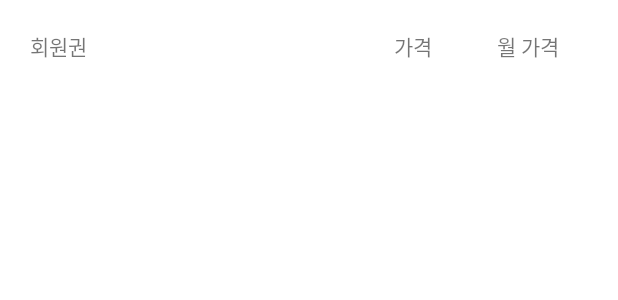
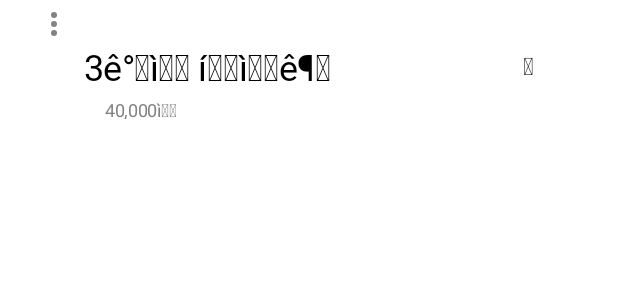
Before and after one commit to Ajou-Capston-09-HELPT/Android_Manager, an Android app: the layout item_membership.xml on its own in the app's theme, with its tools: preview values and no code run, on a phone screen of 412 x 824 dp. Shown: the top 300 px of the screen. Run offline under Robolectric (Android 15) with nearby library versions, the phone set to English and light mode, and no system bars.

Commit message:
:lipstick: UI 수정중

```diff
--- a/app/build.gradle
+++ b/app/build.gradle
@@ -58,7 +58,7 @@ dependencies {
     implementation(platform("com.squareup.okhttp3:okhttp-bom:4.10.0"))
     implementation("com.squareup.okhttp3:okhttp")
     implementation("com.squareup.okhttp3:logging-interceptor")
-  //  implementation files('libs/com.skt.Tmap_1.75.jar')
+    implementation files('libs/com.skt.Tmap_1.75.jar') //build 오류로 임시 주석처리
 
     //Retrofit
     def retrofit_version = "2.9.0"
--- a/app/src/main/java/com/ajou/helptmanager/Membership/MembershipAdapter.kt
+++ b/app/src/main/java/com/ajou/helptmanager/Membership/MembershipAdapter.kt
@@ -11,9 +11,9 @@ class MembershipAdapter(private val membershipList: List<Membership>) :
     RecyclerView.Adapter<MembershipAdapter.MembershipViewHolder>() {
 
     class MembershipViewHolder(view: View) : RecyclerView.ViewHolder(view) {
-        val title: TextView = view.findViewById(R.id.textViewTitle)
-        val price: TextView = view.findViewById(R.id.textViewPrice)
-        val month_price: TextView = view.findViewById(R.id.textViewMonthPrice)
+        val title: TextView = view.findViewById(R.id.textViewMembershipTitle)
+        val price: TextView = view.findViewById(R.id.textViewMembershipPrice)
+        val month_price: TextView = view.findViewById(R.id.textViewMembershipMonthPrice)
     }
 
     override fun onCreateViewHolder(parent: ViewGroup, viewType: Int): MembershipViewHolder {
--- /dev/null
+++ b/app/src/main/java/com/ajou/helptmanager/MembershipFragment.kt
@@ -0,0 +1,59 @@
+package com.ajou.helptmanager
+
+import android.os.Bundle
+import androidx.fragment.app.Fragment
+import android.view.LayoutInflater
+import android.view.View
+import android.view.ViewGroup
+
+// TODO: Rename parameter arguments, choose names that match
+// the fragment initialization parameters, e.g. ARG_ITEM_NUMBER
+private const val ARG_PARAM1 = "param1"
+private const val ARG_PARAM2 = "param2"
+
+/**
+ * A simple [Fragment] subclass.
+ * Use the [MembershipFragment.newInstance] factory method to
+ * create an instance of this fragment.
+ */
+class MembershipFragment : Fragment() {
+    // TODO: Rename and change types of parameters
+    private var param1: String? = null
+    private var param2: String? = null
+
+    override fun onCreate(savedInstanceState: Bundle?) {
+        super.onCreate(savedInstanceState)
+        arguments?.let {
+            param1 = it.getString(ARG_PARAM1)
+            param2 = it.getString(ARG_PARAM2)
+        }
+    }
+
+    override fun onCreateView(
+        inflater: LayoutInflater, container: ViewGroup?,
+        savedInstanceState: Bundle?
+    ): View? {
+        // Inflate the layout for this fragment
+        return inflater.inflate(R.layout.fragment_membership, container, false)
+    }
+
+    companion object {
+        /**
+         * Use this factory method to create a new instance of
+         * this fragment using the provided parameters.
+         *
+         * @param param1 Parameter 1.
+         * @param param2 Parameter 2.
+         * @return A new instance of fragment MembershipFragment.
+         */
+        // TODO: Rename and change types and number of parameters
+        @JvmStatic
+        fun newInstance(param1: String, param2: String) =
+            MembershipFragment().apply {
+                arguments = Bundle().apply {
+                    putString(ARG_PARAM1, param1)
+                    putString(ARG_PARAM2, param2)
+                }
+            }
+    }
+}
--- a/app/src/main/res/drawable/price.xml
+++ b/app/src/main/res/drawable/price.xml
@@ -1,16 +1,18 @@
+<!-- drawable/price.xml -->
 <vector
     xmlns:android="http://schemas.android.com/apk/res/android"
+    xmlns:aapt="http://schemas.android.com/aapt"
     android:width="364dp"
-    android:height="77dp"
+    android:height="99dp"
     android:viewportWidth="364"
-    android:viewportHeight="77"
+    android:viewportHeight="99"
     >
     <group>
         <clip-path
-            android:pathData="M10 0H354C359.523 0 364 4.47715 364 10V67C364 72.5228 359.523 77 354 77H10C4.47715 77 0 72.5228 0 67V10C0 4.47715 4.47715 0 10 0Z"
+            android:pathData="M10 0H354C359.523 0 364 4.47715 364 10V89C364 94.5228 359.523 99 354 99H10C4.47715 99 0 94.5228 0 89V10C0 4.47715 4.47715 0 10 0Z"
             />
         <path
-            android:pathData="M0 0V77H364V0"
+            android:pathData="M0 0V99H364V0"
             android:fillColor="#FFFFFF"
             />
     </group>
--- a/app/src/main/res/layout/fragment_membership.xml
+++ b/app/src/main/res/layout/fragment_membership.xml
@@ -1,10 +1,14 @@
+<?xml version="1.0" encoding="utf-8"?>
 <FrameLayout xmlns:android="http://schemas.android.com/apk/res/android"
+    xmlns:tools="http://schemas.android.com/tools"
     android:layout_width="match_parent"
-    android:layout_height="match_parent">
+    android:layout_height="match_parent"
+    tools:context=".MembershipFragment">
+
 
     <androidx.recyclerview.widget.RecyclerView
         android:id="@+id/recyclerView"
         android:layout_width="match_parent"
-        android:layout_height="match_parent" />
+        android:layout_height="match_parent"/>
 
 </FrameLayout>
--- a/app/src/main/res/layout/item_membership.xml
+++ b/app/src/main/res/layout/item_membership.xml
@@ -1,38 +1,104 @@
 <?xml version="1.0" encoding="utf-8"?>
 <androidx.constraintlayout.widget.ConstraintLayout
     xmlns:android="http://schemas.android.com/apk/res/android"
+    xmlns:app="http://schemas.android.com/apk/res-auto"
+    xmlns:tools="http://schemas.android.com/tools"
     android:layout_margin="4dp"
     android:layout_width="match_parent"
     android:layout_height="wrap_content">
 
-    <LinearLayout
-        android:orientation="horizontal"
-        android:padding="16dp"
-        android:layout_width="match_parent"
-        android:layout_height="wrap_content"
-        android:weightSum="3">
+    <androidx.constraintlayout.widget.ConstraintLayout
+        android:id="@+id/membershipLayout"
+        android:layout_width="364dp"
+        android:layout_height="99dp"
+        android:background="@drawable/price"
+        android:clipToPadding="false"
+        android:elevation="10dp"
+        app:layout_constraintBottom_toBottomOf="parent"
+        app:layout_constraintEnd_toEndOf="parent"
+        app:layout_constraintStart_toStartOf="parent"
+        app:layout_constraintTop_toTopOf="parent"
+        app:layout_constraintVertical_bias="1.0">
 
-        <TextView
-            android:id="@+id/textViewTitle"
+        <androidx.constraintlayout.widget.ConstraintLayout
+            android:id="@+id/membershipContents"
+            android:layout_width="300dp"
+            android:layout_height="51dp"
+            android:layout_marginStart="16dp"
+            android:layout_marginTop="24dp"
+            android:layout_marginEnd="8dp"
+            android:layout_marginBottom="4dp"
+            app:layout_constraintBottom_toBottomOf="parent"
+            app:layout_constraintEnd_toEndOf="parent"
+            app:layout_constraintHorizontal_bias="0.4"
+            app:layout_constraintStart_toStartOf="parent"
+            app:layout_constraintTop_toTopOf="parent"
+            app:layout_constraintVertical_bias="0.0">
+
+            <androidx.constraintlayout.widget.ConstraintLayout
+                android:id="@+id/membershipName"
+                android:layout_width="300dp"
+                android:layout_height="29dp"
+                app:layout_constraintEnd_toEndOf="parent"
+                app:layout_constraintStart_toStartOf="parent"
+                app:layout_constraintTop_toTopOf="parent">
+
+                <TextView
+                    android:id="@+id/textViewMembershipTitle"
+                    android:layout_width="226dp"
+                    android:layout_height="29dp"
+                    android:height="29sp"
+                    android:fontFamily="@font/pretendard"
+                    android:gravity="top"
+                    android:text="@string/stringMembershipTitle"
+                    android:textAppearance="@style/styleMembershipTitle"
+                    app:layout_constraintTop_toTopOf="parent" />
+
+                <TextView
+                    android:id="@+id/textViewMembershipPrice"
+                    android:layout_width="70dp"
+                    android:layout_height="24dp"
+                    android:layout_marginStart="4dp"
+                    android:gravity="right|bottom"
+                    android:lineSpacingExtra="5sp"
+                    android:text="@string/stringMembershipPrice"
+                    android:textAppearance="@style/styleMembershipPrice"
+                    android:translationY="2.4sp"
+                    app:layout_constraintEnd_toEndOf="parent"
+                    app:layout_constraintStart_toEndOf="@+id/textViewMembershipTitle"
+                    app:layout_constraintTop_toTopOf="parent" />
+            </androidx.constraintlayout.widget.ConstraintLayout>
+
+            <TextView
+                android:id="@+id/textViewMembershipMonthPrice"
+                android:layout_width="61dp"
+                android:layout_height="18dp"
+                android:layout_marginTop="4dp"
+                android:gravity="right|bottom"
+                android:lineSpacingExtra="4sp"
+                android:text="@string/stringMembershipMonthPrice"
+                android:textAppearance="@style/styleMembershipMonthPrice"
+                android:translationY="1.8sp"
+                app:layout_constraintTop_toBottomOf="@+id/membershipName"
+                tools:layout_editor_absoluteX="239dp" />
+
+        </androidx.constraintlayout.widget.ConstraintLayout>
+
+        <androidx.constraintlayout.widget.ConstraintLayout
+            android:id="@+id/membershipMore"
             android:layout_width="0dp"
-            android:layout_weight="2"
-        android:layout_height="wrap_content"
-        android:text="회원권" />
+            android:layout_height="24dp"
+            tools:layout_editor_absoluteX="338dp"
+            tools:layout_editor_absoluteY="32dp">
 
-        <TextView
-            android:id="@+id/textViewPrice"
-            android:layout_width="0dp"
-            android:layout_weight="0.5"
-        android:layout_height="wrap_content"
-        android:layout_marginEnd="8dp"
-        android:text="가격" />
+            <ImageView
+                android:id="@+id/imageViewMore"
+                android:layout_width="match_parent"
+                android:layout_height="match_parent"
+                android:src="@drawable/more"
+                tools:layout_editor_absoluteX="0dp"
+                tools:layout_editor_absoluteY="-16dp" />
+        </androidx.constraintlayout.widget.ConstraintLayout>
 
-        <TextView
-            android:id="@+id/textViewMonthPrice"
-            android:layout_width="0dp"
-            android:layout_weight="0.5"
-        android:layout_height="wrap_content"
-        android:text="월 가격" />
-    </LinearLayout>
-
+    </androidx.constraintlayout.widget.ConstraintLayout>
 </androidx.constraintlayout.widget.ConstraintLayout>
--- a/app/src/main/res/values/strings.xml
+++ b/app/src/main/res/values/strings.xml
@@ -2,4 +2,17 @@
     <string name="app_name">HELPTManager</string>
     <!-- TODO: Remove or change this placeholder text -->
     <string name="hello_blank_fragment">Hello blank fragment</string>
+
+    <string name="stringMembershipTitle">
+    3\u00ea\u00b0\u009c\u00ec\u009b\u0094 \u00ed\u009a\u008c\u00ec\u009b\u0090\u00ea\u00b6\u008c
+    </string>
+
+    <string name="stringMembershipPrice">
+    120,000\u00ec\u009b\u0090
+    </string>
+
+    <string name="stringMembershipMonthPrice">
+    \u00ec\u009b\u0094 40,000\u00ec\u009b\u0090
+    </string>
+
 </resources>
--- /dev/null
+++ b/app/src/main/res/values/styles.xml
@@ -0,0 +1,21 @@
+<?xml version="1.0" encoding="utf-8"?>
+<resources>
+
+    <style name="styleMembershipTitle">
+        <item name="android:textSize">24sp</item>
+        <item name="android:letterSpacing">-0.02</item>
+        <item name="android:textColor">#000000</item>
+    </style>
+
+    <style name="styleMembershipPrice">
+        <item name="android:textSize">16sp</item>
+        <item name="android:letterSpacing">-0.02</item>
+        <item name="android:textColor">#000000</item>
+    </style>
+
+    <style name="styleMembershipMonthPrice">
+        <item name="android:textSize">12sp</item>
+        <item name="android:letterSpacing">-0.02</item>
+        <item name="android:textColor">#828282</item>
+    </style>
+</resources>
--- a/build.gradle
+++ b/build.gradle
@@ -1,13 +1,13 @@
 // Top-level build file where you can add configuration options common to all sub-projects/modules.
 buildscript {
     dependencies {
-        def nav_version = "2.3.5"
+        def nav_version = '2.5.0'
         classpath("androidx.navigation:navigation-safe-args-gradle-plugin:$nav_version")
     }
 }
 
 plugins {
-    id 'com.android.application' version '7.4.2' apply false
-    id 'com.android.library' version '7.4.2' apply false
+    id 'com.android.application' version '8.1.2' apply false
+    id 'com.android.library' version '8.1.2' apply false
     id 'org.jetbrains.kotlin.android' version '1.8.0' apply false
 }
--- a/gradle.properties
+++ b/gradle.properties
@@ -21,3 +21,5 @@ kotlin.code.style=official
 # resources declared in the library itself and none from the library's dependencies,
 # thereby reducing the size of the R class for that library
 android.nonTransitiveRClass=true
+android.defaults.buildfeatures.buildconfig=true
+android.nonFinalResIds=false
```
Also changed, not shown: gradle/wrapper/gradle-wrapper.properties.
